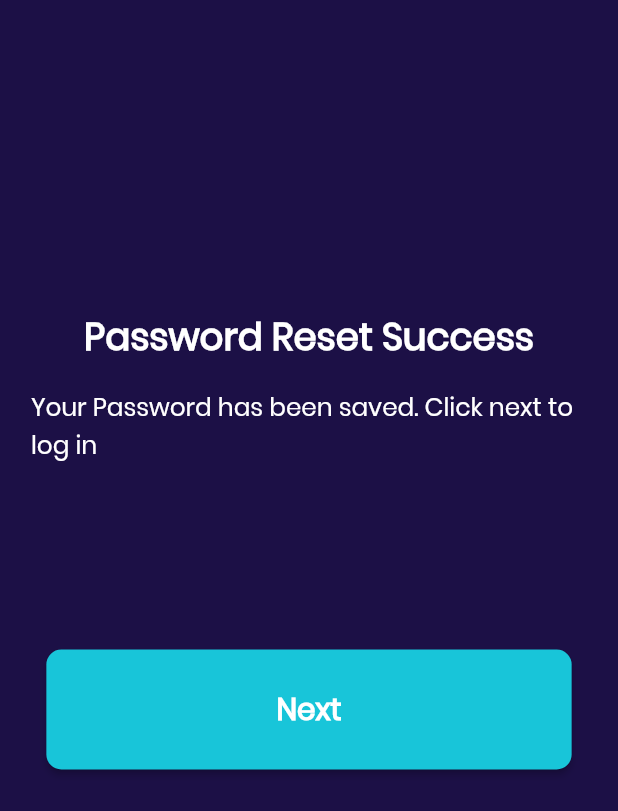
After one commit to hngi/mobileforce-QuickThink, a Flutter app: the ResetSuccess screen opened directly, on a phone screen of 412 x 824 dp. The commit adds this screen. Shown: the top 811 px of the screen. Run offline on Flutter 3.47's test engine with Material 2 defaults, Android fonts, the phone set to English and light mode, and no system bars; our stand-ins replace connectivity, flushbar, flutter_hooks, flutter_icons, flutter_spinkit, flutter_svg and 9 more; missing offline and left inert: giffy_dialog; accounts and stored records are empty.

Commit message:
Forgot Password Working

```diff
--- /dev/null
+++ b/quick_think/lib/screens/forgot_password/utils/forgotPasswordUtils.dart
@@ -0,0 +1,2 @@
+const forgotPasswordUrl =
+    'http://brainteaserdev.pythonanywhere.com/user/forgot_password/';
--- /dev/null
+++ b/quick_think/lib/screens/forgot_password/views/successReset.dart
@@ -0,0 +1,58 @@
+import 'package:flutter/material.dart';
+import 'package:get/get.dart';
+import 'package:google_fonts/google_fonts.dart';
+import 'package:quickthink/screens/login/responsiveness/res.dart';
+import 'package:quickthink/screens/login/services/utils/loginUtil.dart';
+import 'package:quickthink/screens/login/view/login.dart';
+import 'package:quickthink/screens/login/widgets/button.dart';
+import 'package:quickthink/utils/responsiveness.dart';
+
+import 'forgot_password.dart';
+
+class ResetSuccess extends StatelessWidget {
+  @override
+  Widget build(BuildContext context) {
+    return Scaffold(
+      backgroundColor: backgroundColor,
+      body: Padding(
+        padding:
+            EdgeInsets.symmetric(horizontal: McGyver.rsDoubleW(context, 5)),
+        child: Column(
+          children: [
+            SizedBox(height: McGyver.rsDoubleH(context, 25)),
+            Align(
+              alignment: Alignment.center,
+              child: Text(
+                'Password Reset Success',
+                style: GoogleFonts.poppins(
+                    color: Colors.white,
+                    fontWeight: FontWeight.w600,
+                    fontSize: SizeConfig().textSize(context, 3)),
+              ),
+            ),
+            SizedBox(height: McGyver.rsDoubleH(context, 2)),
+            Align(
+              alignment: Alignment.center,
+              child: Text(
+                'Your Password has been saved. Click next to log in',
+                style: GoogleFonts.poppins(
+                    color: Colors.white,
+                    //fontWeight: FontWeight.w600,
+                    fontSize: SizeConfig().textSize(context, 2)),
+              ),
+            ),
+            SizedBox(height: McGyver.rsDoubleH(context, 15)),
+            Align(
+              alignment: Alignment.center,
+              child: ResetSuccessButton(
+                onPressed: () {
+                  Get.offAll(LoginScreen());
+                },
+              ),
+            ),
+          ],
+        ),
+      ),
+    );
+  }
+}
--- a/quick_think/lib/screens/login/widgets/button.dart
+++ b/quick_think/lib/screens/login/widgets/button.dart
@@ -54,3 +54,53 @@ class SignUpButton extends StatelessWidget {
     );
   }
 }
+
+class ForgotPasswordButton extends StatelessWidget {
+  final Function onPressed;
+
+  const ForgotPasswordButton({Key key, this.onPressed}) : super(key: key);
+  @override
+  Widget build(BuildContext context) {
+    return Container(
+      width: McGyver.rsDoubleW(context, 65),
+      child: MaterialButton(
+          child: Text(
+            'Reset Password',
+            style: GoogleFonts.poppins(
+                fontWeight: FontWeight.bold,
+                color: Colors.white,
+                fontSize: SizeConfig().textSize(context, 2.4)),
+          ),
+          height: McGyver.rsDoubleH(context, 9.7),
+          color: buttonColor,
+          shape:
+              RoundedRectangleBorder(borderRadius: BorderRadius.circular(10)),
+          onPressed: onPressed),
+    );
+  }
+}
+
+class ResetSuccessButton extends StatelessWidget {
+  final Function onPressed;
+
+  const ResetSuccessButton({Key key, this.onPressed}) : super(key: key);
+  @override
+  Widget build(BuildContext context) {
+    return Container(
+      width: McGyver.rsDoubleW(context, 85),
+      child: MaterialButton(
+          child: Text(
+            'Next',
+            style: GoogleFonts.poppins(
+                fontWeight: FontWeight.bold,
+                color: Colors.white,
+                fontSize: SizeConfig().textSize(context, 2.4)),
+          ),
+          height: McGyver.rsDoubleH(context, 9.7),
+          color: buttonColor,
+          shape:
+              RoundedRectangleBorder(borderRadius: BorderRadius.circular(10)),
+          onPressed: onPressed),
+    );
+  }
+}
--- a/quick_think/pubspec.yaml
+++ b/quick_think/pubspec.yaml
@@ -29,7 +29,7 @@ dependencies:
   google_fonts: ^1.1.0
   share: ^0.6.4+3
   flutter_icons: ^1.1.0
-  flutter_svg: ^0.17.4
+  flutter_svg:
   progress_dialog: ^1.2.4
   flushbar: ^1.10.4
   clipboard: ^0.1.2+8
```
Also changed, not shown: quick_think/lib/screens/forgot_password/forgot_password_view_model.dart (added, +66 -0 lines), quick_think/lib/screens/forgot_password/views/forgot_password.dart (added, +286 -0 lines), quick_think/lib/screens/login/services/utils/validators.dart (+8 -4 lines), quick_think/lib/screens/login/view/login.dart (+23 -2 lines), quick_think/lib/screens/login/widgets/textfield.dart (+46 -0 lines).
